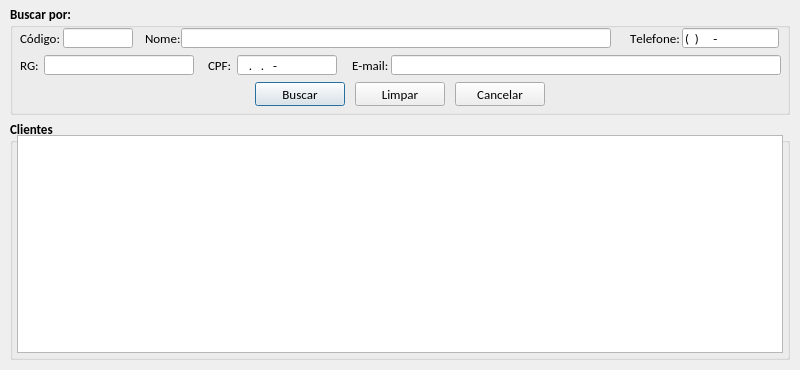
This is loja/tela_listar_clientes.ui in jmessias1725/sexloja as Qt 5 draws it before an edit. The edited form follows.
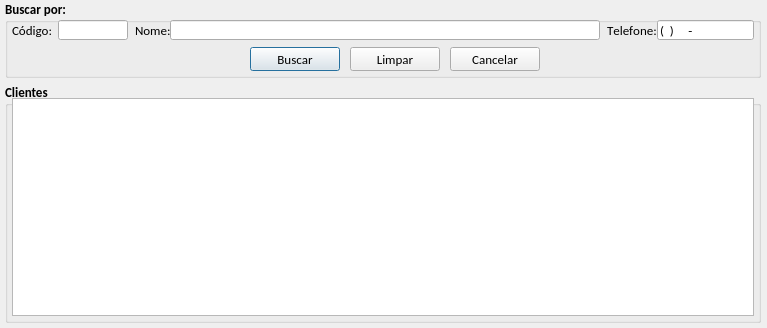
This is the edited form. Icons and pictures are not drawn.

Diff of the .ui file:
```diff
--- a/loja/tela_listar_clientes.ui
+++ b/loja/tela_listar_clientes.ui
@@ -6,8 +6,8 @@
    <rect>
     <x>0</x>
     <y>0</y>
-    <width>800</width>
-    <height>370</height>
+    <width>767</width>
+    <height>328</height>
    </rect>
   </property>
   <property name="windowTitle">
@@ -23,10 +23,10 @@
   <widget class="QGroupBox" name="gb_buscar">
    <property name="geometry">
     <rect>
-     <x>10</x>
-     <y>5</y>
-     <width>780</width>
-     <height>110</height>
+     <x>5</x>
+     <y>0</y>
+     <width>756</width>
+     <height>78</height>
     </rect>
    </property>
    <property name="font">
@@ -44,8 +44,8 @@
    <widget class="QLabel" name="lb_codigo">
     <property name="geometry">
      <rect>
-      <x>10</x>
-      <y>23</y>
+      <x>7</x>
+      <y>20</y>
       <width>46</width>
       <height>20</height>
      </rect>
@@ -64,7 +64,7 @@
     <property name="geometry">
      <rect>
       <x>53</x>
-      <y>23</y>
+      <y>20</y>
       <width>70</width>
       <height>20</height>
      </rect>
@@ -85,34 +85,12 @@
      <number>9</number>
     </property>
    </widget>
-   <widget class="QLabel" name="lb_rg">
-    <property name="geometry">
-     <rect>
-      <x>10</x>
-      <y>50</y>
-      <width>20</width>
-      <height>20</height>
-     </rect>
-    </property>
-    <property name="font">
-     <font>
-      <family>Calibri</family>
-      <pointsize>10</pointsize>
-      <weight>50</weight>
-      <bold>false</bold>
-      <kerning>false</kerning>
-     </font>
-    </property>
-    <property name="text">
-     <string>RG:</string>
-    </property>
-   </widget>
    <widget class="QLabel" name="lb_nome">
     <property name="geometry">
      <rect>
-      <x>135</x>
-      <y>23</y>
-      <width>40</width>
+      <x>130</x>
+      <y>20</y>
+      <width>35</width>
       <height>20</height>
      </rect>
     </property>
@@ -135,79 +113,11 @@
      <string>Nome:</string>
     </property>
    </widget>
-   <widget class="QLabel" name="lb_cpf">
-    <property name="geometry">
-     <rect>
-      <x>198</x>
-      <y>50</y>
-      <width>30</width>
-      <height>20</height>
-     </rect>
-    </property>
-    <property name="font">
-     <font>
-      <family>Calibri</family>
-      <pointsize>10</pointsize>
-      <weight>50</weight>
-      <bold>false</bold>
-      <kerning>false</kerning>
-     </font>
-    </property>
-    <property name="text">
-     <string>CPF:</string>
-    </property>
-   </widget>
-   <widget class="QLineEdit" name="le_rg">
-    <property name="geometry">
-     <rect>
-      <x>34</x>
-      <y>50</y>
-      <width>150</width>
-      <height>20</height>
-     </rect>
-    </property>
-    <property name="minimumSize">
-     <size>
-      <width>120</width>
-      <height>20</height>
-     </size>
-    </property>
-    <property name="maximumSize">
-     <size>
-      <width>200</width>
-      <height>20</height>
-     </size>
-    </property>
-    <property name="font">
-     <font>
-      <family>Calibri</family>
-      <pointsize>10</pointsize>
-      <weight>50</weight>
-      <bold>false</bold>
-      <kerning>false</kerning>
-     </font>
-    </property>
-    <property name="inputMask">
-     <string>00000000000000000000; </string>
-    </property>
-    <property name="text">
-     <string/>
-    </property>
-    <property name="maxLength">
-     <number>20</number>
-    </property>
-    <property name="cursorPosition">
-     <number>20</number>
-    </property>
-    <property name="readOnly">
-     <bool>false</bool>
-    </property>
-   </widget>
    <widget class="QLineEdit" name="le_nome">
     <property name="geometry">
      <rect>
-      <x>171</x>
-      <y>23</y>
+      <x>165</x>
+      <y>20</y>
       <width>430</width>
       <height>20</height>
      </rect>
@@ -249,60 +159,11 @@
      <bool>false</bool>
     </property>
    </widget>
-   <widget class="QLineEdit" name="le_cpf">
-    <property name="geometry">
-     <rect>
-      <x>227</x>
-      <y>50</y>
-      <width>100</width>
-      <height>20</height>
-     </rect>
-    </property>
-    <property name="sizePolicy">
-     <sizepolicy hsizetype="Fixed" vsizetype="Fixed">
-      <horstretch>0</horstretch>
-      <verstretch>0</verstretch>
-     </sizepolicy>
-    </property>
-    <property name="minimumSize">
-     <size>
-      <width>100</width>
-      <height>20</height>
-     </size>
-    </property>
-    <property name="maximumSize">
-     <size>
-      <width>100</width>
-      <height>20</height>
-     </size>
-    </property>
-    <property name="font">
-     <font>
-      <family>Calibri</family>
-      <pointsize>10</pointsize>
-      <weight>50</weight>
-      <bold>false</bold>
-      <kerning>false</kerning>
-     </font>
-    </property>
-    <property name="inputMask">
-     <string>000.000.000-00; </string>
-    </property>
-    <property name="text">
-     <string>..-</string>
-    </property>
-    <property name="maxLength">
-     <number>14</number>
-    </property>
-    <property name="readOnly">
-     <bool>false</bool>
-    </property>
-   </widget>
    <widget class="QLabel" name="lb_telefone">
     <property name="geometry">
      <rect>
-      <x>620</x>
-      <y>23</y>
+      <x>602</x>
+      <y>20</y>
       <width>50</width>
       <height>20</height>
      </rect>
@@ -317,30 +178,11 @@
      <string>Telefone:</string>
     </property>
    </widget>
-   <widget class="QLabel" name="lb_email">
-    <property name="geometry">
-     <rect>
-      <x>342</x>
-      <y>50</y>
-      <width>46</width>
-      <height>20</height>
-     </rect>
-    </property>
-    <property name="font">
-     <font>
-      <weight>50</weight>
-      <bold>false</bold>
-     </font>
-    </property>
-    <property name="text">
-     <string>E-mail:</string>
-    </property>
-   </widget>
    <widget class="QLineEdit" name="le_telefone">
     <property name="geometry">
      <rect>
-      <x>672</x>
-      <y>23</y>
+      <x>652</x>
+      <y>20</y>
       <width>97</width>
       <height>20</height>
      </rect>
@@ -358,33 +200,11 @@
      <string>()-</string>
     </property>
    </widget>
-   <widget class="QLineEdit" name="le_email">
-    <property name="geometry">
-     <rect>
-      <x>381</x>
-      <y>50</y>
-      <width>390</width>
-      <height>20</height>
-     </rect>
-    </property>
-    <property name="font">
-     <font>
-      <weight>50</weight>
-      <bold>false</bold>
-     </font>
-    </property>
-    <property name="text">
-     <string/>
-    </property>
-    <property name="maxLength">
-     <number>60</number>
-    </property>
-   </widget>
    <widget class="QPushButton" name="btn_buscar">
     <property name="geometry">
      <rect>
       <x>245</x>
-      <y>77</y>
+      <y>47</y>
       <width>90</width>
       <height>24</height>
      </rect>
@@ -427,7 +247,7 @@
     <property name="geometry">
      <rect>
       <x>445</x>
-      <y>77</y>
+      <y>47</y>
       <width>90</width>
       <height>24</height>
      </rect>
@@ -470,7 +290,7 @@
     <property name="geometry">
      <rect>
       <x>345</x>
-      <y>77</y>
+      <y>47</y>
       <width>90</width>
       <height>24</height>
      </rect>
@@ -513,9 +333,9 @@
   <widget class="QGroupBox" name="gb_clientes">
    <property name="geometry">
     <rect>
-     <x>10</x>
-     <y>120</y>
-     <width>780</width>
+     <x>5</x>
+     <y>83</y>
+     <width>756</width>
      <height>240</height>
     </rect>
    </property>
@@ -535,7 +355,7 @@
      <rect>
       <x>7</x>
       <y>15</y>
-      <width>766</width>
+      <width>742</width>
       <height>218</height>
      </rect>
     </property>
@@ -546,9 +366,21 @@
       <kerning>false</kerning>
      </font>
     </property>
+    <property name="horizontalScrollBarPolicy">
+     <enum>Qt::ScrollBarAsNeeded</enum>
+    </property>
+    <property name="alternatingRowColors">
+     <bool>true</bool>
+    </property>
     <property name="sortingEnabled">
      <bool>false</bool>
     </property>
+    <attribute name="horizontalHeaderDefaultSectionSize">
+     <number>20</number>
+    </attribute>
+    <attribute name="horizontalHeaderMinimumSectionSize">
+     <number>15</number>
+    </attribute>
     <attribute name="horizontalHeaderStretchLastSection">
      <bool>true</bool>
     </attribute>
```
Left out of the diff: 56 changed lines with no effect on the pictures.
